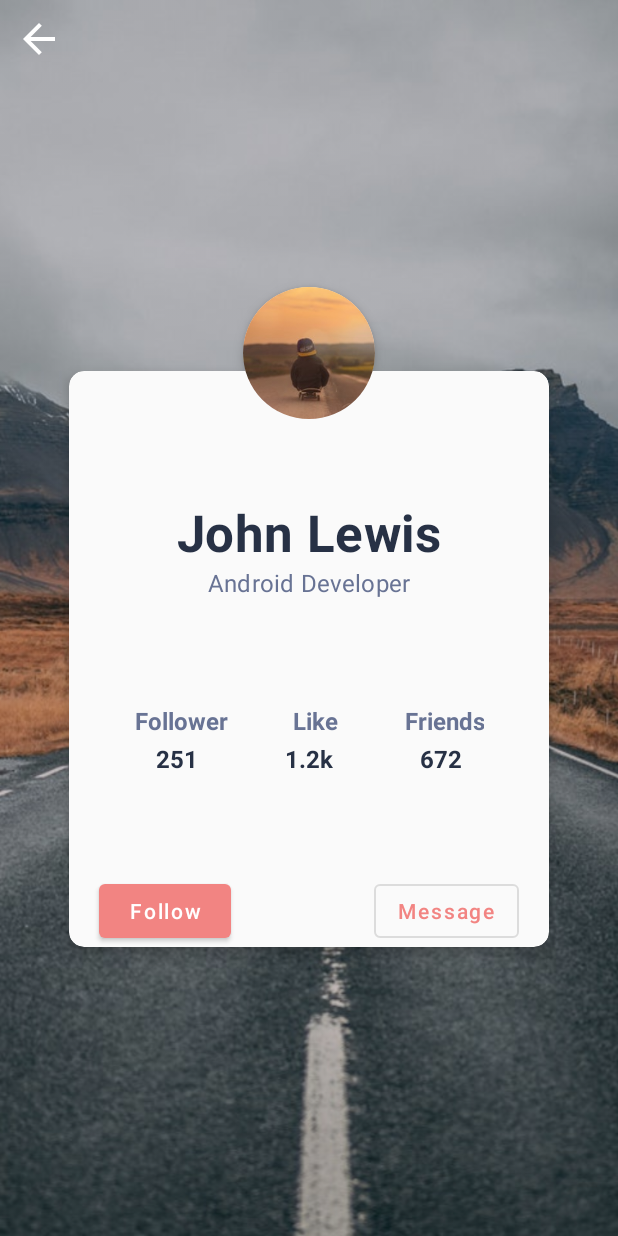
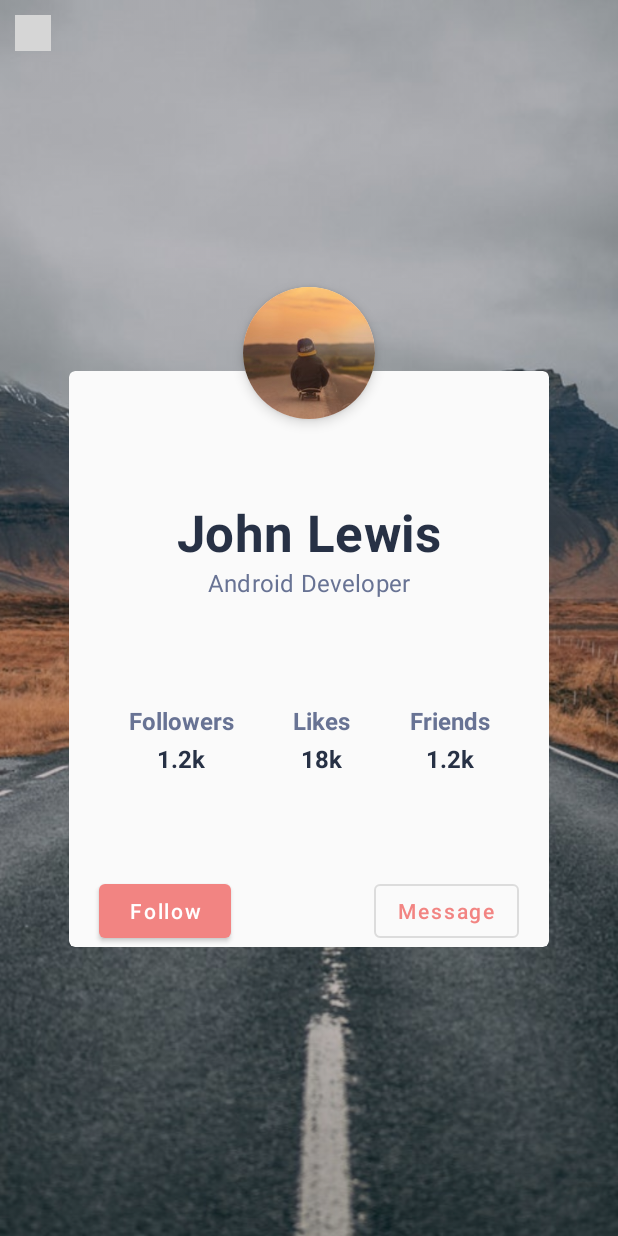
Before and after one commit to doctor-blue/John_Smith, an Android app: the screen it shows after launch (MainActivity), on a phone screen of 412 x 824 dp. Run offline under Robolectric (Android 15) with nearby library versions, the phone set to English and light mode, and no system bars; grey boxes are pictures that could not be loaded.

Commit message:
Update Profile UI Part 2

```diff
--- a/Profile-UI-Part2/app/src/main/res/layout/activity_main.xml
+++ b/Profile-UI-Part2/app/src/main/res/layout/activity_main.xml
@@ -6,202 +6,185 @@
     android:layout_height="match_parent"
     android:background="#000000"
     tools:context=".MainActivity">
-
     <ImageView
         android:layout_width="match_parent"
         android:layout_height="match_parent"
-        android:contentDescription="@string/background"
-        android:scaleType="centerCrop"
+        app:layout_constraintStart_toStartOf="parent"
+        app:layout_constraintEnd_toEndOf="parent"
+        app:layout_constraintTop_toTopOf="parent"
+        app:layout_constraintBottom_toBottomOf="parent"
+        android:src="@drawable/background"
         android:alpha="0.9"
-        android:src="@drawable/background"
-        app:layout_constraintBottom_toBottomOf="parent"
-        app:layout_constraintEnd_toEndOf="parent"
-        app:layout_constraintStart_toStartOf="parent"
-        app:layout_constraintTop_toTopOf="parent" />
-
+        android:scaleType="centerCrop"/>
     <androidx.constraintlayout.widget.Guideline
-        android:id="@+id/guideline"
         android:layout_width="match_parent"
         android:layout_height="wrap_content"
         android:orientation="horizontal"
-        app:layout_constraintGuide_percent="0.3" />
-
+        app:layout_constraintGuide_percent="0.3"
+        android:id="@+id/guideline"/>
     <com.google.android.material.card.MaterialCardView
         android:layout_width="320dp"
         android:layout_height="384dp"
+        app:layout_constraintStart_toStartOf="parent"
+        app:layout_constraintEnd_toEndOf="parent"
+        app:layout_constraintTop_toBottomOf="@id/guideline"
         app:cardBackgroundColor="@color/cardColor"
-        app:cardCornerRadius="10dp"
-        app:cardElevation="5dp"
-        app:layout_constraintEnd_toEndOf="parent"
-        app:layout_constraintStart_toStartOf="parent"
-        app:layout_constraintTop_toBottomOf="@id/guideline">
-
+        >
         <androidx.constraintlayout.widget.ConstraintLayout
             android:layout_width="match_parent"
-            android:layout_height="match_parent">
-
+            android:layout_height="match_parent"
+            >
             <com.google.android.material.textview.MaterialTextView
-                android:id="@+id/txt_full_name"
-                style="@style/TextAppearance.MaterialComponents.Headline4"
                 android:layout_width="wrap_content"
                 android:layout_height="wrap_content"
+                android:id="@+id/txt_full_name"
+                app:layout_constraintTop_toTopOf="parent"
+                app:layout_constraintEnd_toEndOf="parent"
+                app:layout_constraintStart_toStartOf="parent"
+                app:layout_constraintBottom_toBottomOf="parent"
+                style="@style/TextAppearance.MaterialComponents.Headline4"
                 android:text="John Lewis"
                 android:textColor="@color/textColor"
                 android:textStyle="bold"
-                app:layout_constraintBottom_toBottomOf="parent"
-                app:layout_constraintEnd_toEndOf="parent"
-                app:layout_constraintStart_toStartOf="parent"
-                app:layout_constraintTop_toTopOf="parent"
-                app:layout_constraintVertical_bias="0.25" />
-
+                app:layout_constraintVertical_bias="0.25"/>
             <com.google.android.material.textview.MaterialTextView
+                android:layout_width="wrap_content"
+                android:layout_height="wrap_content"
                 android:id="@+id/txt_job"
                 style="@style/TextAppearance.MaterialComponents.Subtitle1"
+                app:layout_constraintStart_toStartOf="parent"
+                app:layout_constraintEnd_toEndOf="parent"
+                app:layout_constraintTop_toBottomOf="@id/txt_full_name"
+                android:text="Android Developer"
+                android:textColor="@color/hintColor"/>
+            <com.google.android.material.textview.MaterialTextView
                 android:layout_width="wrap_content"
                 android:layout_height="wrap_content"
-                android:text="Android Developer"
+                android:id="@+id/txt_follower_title"
+                app:layout_constraintStart_toStartOf="parent"
+                app:layout_constraintEnd_toStartOf="@id/txt_like_title"
+                app:layout_constraintTop_toBottomOf="@id/txt_job"
                 android:textColor="@color/hintColor"
-                app:layout_constraintEnd_toEndOf="parent"
-                app:layout_constraintStart_toStartOf="parent"
-                app:layout_constraintTop_toBottomOf="@id/txt_full_name" />
-
+                android:textSize="16sp"
+                android:text="Followers"
+                android:textStyle="bold"
+                android:layout_marginTop="70dp"
+                />
             <com.google.android.material.textview.MaterialTextView
-                android:id="@+id/txt_follower_title"
                 android:layout_width="wrap_content"
                 android:layout_height="wrap_content"
-                android:layout_marginTop="70dp"
-                android:gravity="center"
-                android:text="Follower"
+                android:id="@+id/txt_like_title"
+                app:layout_constraintStart_toEndOf="@id/txt_follower_title"
+                app:layout_constraintEnd_toStartOf="@id/txt_friends_title"
+                app:layout_constraintTop_toBottomOf="@id/txt_job"
                 android:textColor="@color/hintColor"
                 android:textSize="16sp"
+                android:text="Likes"
                 android:textStyle="bold"
-                app:layout_constraintEnd_toStartOf="@id/txt_like_title"
-                app:layout_constraintStart_toStartOf="parent"
-                app:layout_constraintTop_toBottomOf="@id/txt_job" />
-
+                android:layout_marginTop="70dp"
+                />
             <com.google.android.material.textview.MaterialTextView
-                android:id="@+id/txt_like_title"
                 android:layout_width="wrap_content"
                 android:layout_height="wrap_content"
-                android:layout_marginTop="70dp"
-                android:gravity="center"
-                android:text="Like"
+                android:id="@+id/txt_friends_title"
+                app:layout_constraintStart_toEndOf="@id/txt_like_title"
+                app:layout_constraintEnd_toEndOf="parent"
+                app:layout_constraintTop_toBottomOf="@id/txt_job"
                 android:textColor="@color/hintColor"
                 android:textSize="16sp"
+                android:text="Friends"
                 android:textStyle="bold"
-                app:layout_constraintEnd_toStartOf="@id/txt_friends_title"
-                app:layout_constraintStart_toEndOf="@id/txt_follower_title"
-                app:layout_constraintTop_toBottomOf="@id/txt_job" />
-
+                android:layout_marginTop="70dp"
+                />
             <com.google.android.material.textview.MaterialTextView
-                android:id="@+id/txt_friends_title"
                 android:layout_width="wrap_content"
                 android:layout_height="wrap_content"
-                android:layout_marginTop="70dp"
-                android:gravity="center"
-                android:text="Friends"
-                android:textColor="@color/hintColor"
+                app:layout_constraintTop_toBottomOf="@id/txt_follower_title"
+                app:layout_constraintStart_toStartOf="@id/txt_follower_title"
+                app:layout_constraintEnd_toEndOf="@id/txt_follower_title"
+                android:text="1.2k"
+                android:textStyle="bold"
                 android:textSize="16sp"
-                android:textStyle="bold"
-                app:layout_constraintEnd_toEndOf="parent"
-                app:layout_constraintStart_toEndOf="@id/txt_like_title"
-                app:layout_constraintTop_toBottomOf="@id/txt_job" />
+                android:textColor="@color/textColor"
+                android:layout_marginTop="3dp"/>
             <com.google.android.material.textview.MaterialTextView
-                android:id="@+id/txt_follower"
                 android:layout_width="wrap_content"
                 android:layout_height="wrap_content"
-                android:layout_marginTop="3dp"
-                android:gravity="center"
-                android:text="251"
+                app:layout_constraintTop_toBottomOf="@id/txt_like_title"
+                app:layout_constraintStart_toStartOf="@id/txt_like_title"
+                app:layout_constraintEnd_toEndOf="@id/txt_like_title"
+                android:text="18k"
+                android:textStyle="bold"
                 android:textSize="16sp"
-                android:textStyle="bold"
                 android:textColor="@color/textColor"
-                app:layout_constraintEnd_toStartOf="@id/txt_like"
-                app:layout_constraintStart_toStartOf="parent"
-                app:layout_constraintTop_toBottomOf="@id/txt_follower_title" />
-
+                android:layout_marginTop="3dp"/>
             <com.google.android.material.textview.MaterialTextView
-                android:id="@+id/txt_like"
                 android:layout_width="wrap_content"
                 android:layout_height="wrap_content"
-                android:layout_marginTop="3dp"
-                android:gravity="center"
+                app:layout_constraintTop_toBottomOf="@id/txt_friends_title"
+                app:layout_constraintStart_toStartOf="@id/txt_friends_title"
+                app:layout_constraintEnd_toEndOf="@id/txt_friends_title"
                 android:text="1.2k"
+                android:textStyle="bold"
                 android:textSize="16sp"
-                android:textStyle="bold"
                 android:textColor="@color/textColor"
-                app:layout_constraintEnd_toStartOf="@id/txt_friends"
-                app:layout_constraintStart_toEndOf="@id/txt_follower"
-                app:layout_constraintTop_toBottomOf="@id/txt_follower_title" />
-
-            <com.google.android.material.textview.MaterialTextView
-                android:id="@+id/txt_friends"
-                android:layout_width="wrap_content"
-                android:layout_height="wrap_content"
-                android:layout_marginTop="3dp"
-                android:gravity="center"
-                android:text="672"
-                android:textSize="16sp"
-                android:textStyle="bold"
-                android:textColor="@color/textColor"
-                app:layout_constraintEnd_toEndOf="parent"
-                app:layout_constraintStart_toEndOf="@id/txt_like"
-                app:layout_constraintTop_toBottomOf="@id/txt_follower_title" />
+                android:layout_marginTop="3dp"/>
             <com.google.android.material.button.MaterialButton
                 android:layout_width="wrap_content"
                 android:layout_height="wrap_content"
+                app:layout_constraintStart_toStartOf="parent"
+                app:layout_constraintBottom_toBottomOf="parent"
+                android:textAllCaps="false"
+                android:layout_marginLeft="20dp"
+                android:layout_marginStart="20dp"
                 android:text="Follow"
-                android:textAllCaps="false"
-                android:layout_marginStart="20dp"
-                android:layout_marginLeft="20dp"
-                app:layout_constraintBottom_toBottomOf="parent"
-                app:layout_constraintStart_toStartOf="parent"
-                android:id="@+id/btn_follow"/>
+                android:id="@+id/btn_follow"
+
+                />
             <com.google.android.material.button.MaterialButton
                 android:layout_width="wrap_content"
                 android:layout_height="wrap_content"
-                android:text="Message"
-                style="@style/Widget.MaterialComponents.Button.OutlinedButton"
-                android:textAllCaps="false"
-                android:layout_marginEnd="20dp"
                 app:layout_constraintBottom_toBottomOf="parent"
                 app:layout_constraintEnd_toEndOf="parent"
+                android:layout_marginRight="20dp"
+                android:layout_marginEnd="20dp"
+                style="@style/Widget.MaterialComponents.Button.OutlinedButton"
+                android:text="Message"
                 android:id="@+id/btn_message"
-                android:layout_marginRight="20dp" />
+                android:textAllCaps="false"/>
+
+
         </androidx.constraintlayout.widget.ConstraintLayout>
 
-
     </com.google.android.material.card.MaterialCardView>
-
     <com.google.android.material.card.MaterialCardView
         android:layout_width="88dp"
         android:layout_height="88dp"
         app:cardBackgroundColor="@color/cardColor"
+        app:layout_constraintStart_toStartOf="parent"
+        app:layout_constraintEnd_toEndOf="parent"
+        app:layout_constraintTop_toTopOf="parent"
+        app:layout_constraintBottom_toBottomOf="parent"
+        app:cardElevation="5dp"
         app:cardCornerRadius="44dp"
-        app:cardElevation="5dp"
-        app:layout_constraintBottom_toBottomOf="parent"
-        app:layout_constraintEnd_toEndOf="parent"
-        app:layout_constraintStart_toStartOf="parent"
-        app:layout_constraintTop_toTopOf="parent"
         app:layout_constraintVertical_bias="0.26">
-
         <ImageView
             android:layout_width="match_parent"
             android:layout_height="match_parent"
-            android:scaleType="centerCrop"
-            android:src="@drawable/avatar" />
+            android:src="@drawable/avatar"
+            android:scaleType="centerCrop"/>
     </com.google.android.material.card.MaterialCardView>
     <ImageView
-        android:layout_width="32dp"
-        android:layout_height="32dp"
+        android:layout_width="24dp"
+        android:layout_height="24dp"
+        android:src="@drawable/ic_arrow_back_black_24dp"
         app:layout_constraintStart_toStartOf="parent"
         app:layout_constraintTop_toTopOf="parent"
         android:scaleType="centerCrop"
-        android:src="@drawable/ic_arrow_back"
-        android:layout_marginTop="10dp"
         android:layout_marginLeft="10dp"
         android:layout_marginStart="10dp"
-       />
+        android:layout_marginTop="10dp"
+        android:tint="@color/cardColor"/>
 
 
 </androidx.constraintlayout.widget.ConstraintLayout>
```
